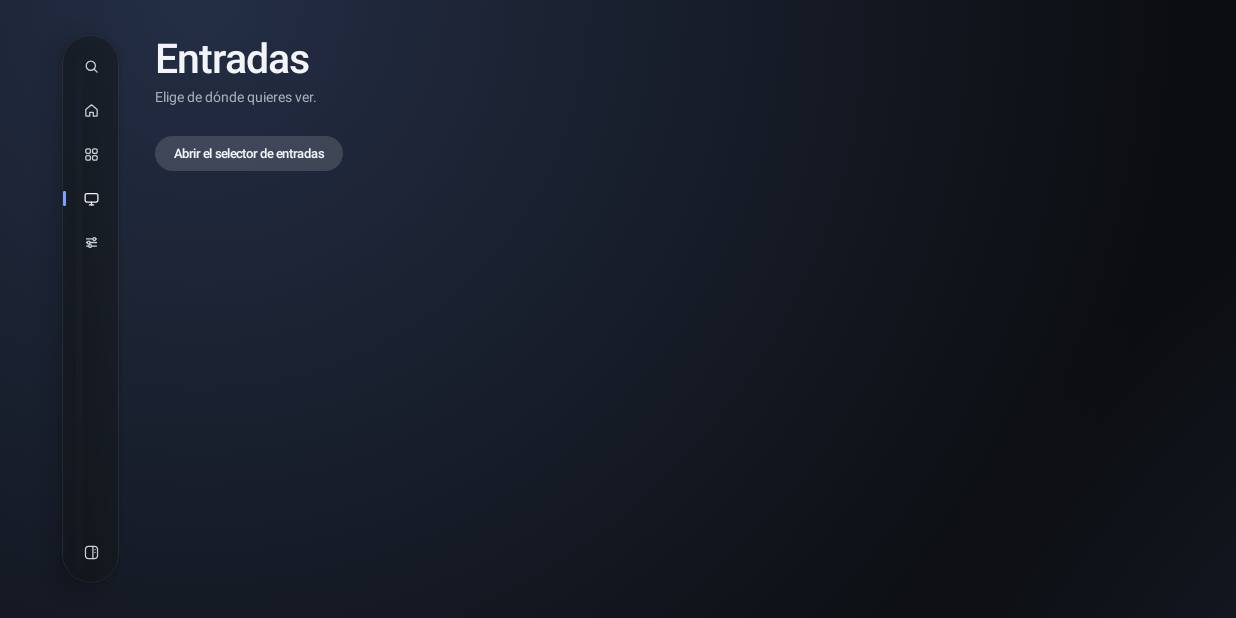
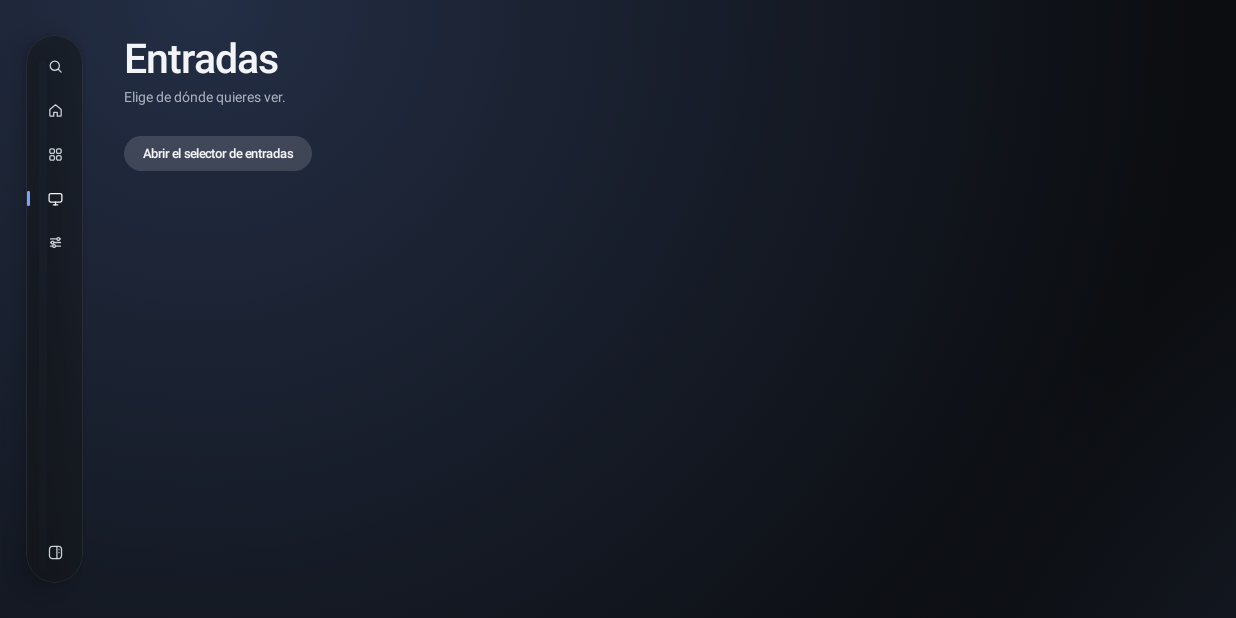
Before and after one commit to danielsacosta/tv-launcher, an Android app built with Jetpack Compose: the MainActivity screen opened directly, with no data from a screen before it, after a tap on "Entradas", on a phone screen of 824 x 412 dp (held sideways). Run offline under Robolectric (Android 15) with nearby library versions, the phone set to English and light mode, and no system bars; 3 other taps on this screen came first.

Commit message:
Menú lateral más cerca del borde izquierdo
El menú pasa de 96 a 40 px del borde y el contenido de 240 a 192 px, manteniendo
64 px de separación entre ambos. Los márgenes quedan en Layout para todas las vistas.

```diff
--- a/app/src/main/java/dev/tvlauncher/ui/AppsScreen.kt
+++ b/app/src/main/java/dev/tvlauncher/ui/AppsScreen.kt
@@ -67,9 +67,9 @@ fun AppsScreen(
     LaunchedEffect(menuFor) { if (menuFor != null) runCatching { menuFocus.requestFocus() } }
 
     AmbientBackground(accent) {
-        Rail(Screen.Apps, onNavigate, Modifier.padding(start = 96.dp, top = 54.dp, bottom = 54.dp))
+        Rail(Screen.Apps, onNavigate, Modifier.padding(start = Layout.RailStart, top = 54.dp, bottom = 54.dp))
         Column(
-            Modifier.fillMaxSize().padding(start = 240.dp, end = 96.dp, top = 54.dp, bottom = 54.dp),
+            Modifier.fillMaxSize().padding(start = Layout.ContentStart, end = 96.dp, top = 54.dp, bottom = 54.dp),
             verticalArrangement = Arrangement.spacedBy(36.dp),
         ) {
             Row(Modifier.fillMaxWidth(), horizontalArrangement = Arrangement.SpaceBetween, verticalAlignment = Alignment.Bottom) {
--- a/app/src/main/java/dev/tvlauncher/ui/HomeScreen.kt
+++ b/app/src/main/java/dev/tvlauncher/ui/HomeScreen.kt
@@ -156,7 +156,7 @@ fun HomeScreen(
         Rail(
             selected = Screen.Home,
             onSelect = onNavigate,
-            modifier = Modifier.padding(start = 96.dp, top = 54.dp, bottom = 54.dp),
+            modifier = Modifier.padding(start = Layout.RailStart, top = 54.dp, bottom = 54.dp),
         )
 
         // Velo suave detrás del reloj para que se lea sobre portadas claras.
@@ -189,11 +189,11 @@ fun HomeScreen(
                 if (hero.music?.live == true) onNavigate(Screen.NowPlaying)
                 else focusedApp?.let { onOpenApp(it.packageName) }
             },
-            modifier = Modifier.padding(start = 240.dp, top = 150.dp).width(900.dp),
+            modifier = Modifier.padding(start = Layout.ContentStart, top = 150.dp).width(900.dp),
         )
 
         Column(
-            Modifier.align(Alignment.BottomStart).padding(start = 240.dp, bottom = 56.dp),
+            Modifier.align(Alignment.BottomStart).padding(start = Layout.ContentStart, bottom = 56.dp),
             verticalArrangement = Arrangement.spacedBy(22.dp),
         ) {
             Text(
--- a/app/src/main/java/dev/tvlauncher/ui/InputsScreen.kt
+++ b/app/src/main/java/dev/tvlauncher/ui/InputsScreen.kt
@@ -78,9 +78,9 @@ fun InputsScreen(accent: Color, onNavigate: (Screen) -> Unit) {
     LaunchedEffect(Unit) { runCatching { first.requestFocus() } }
 
     AmbientBackground(accent) {
-        Rail(Screen.Inputs, onNavigate, Modifier.padding(start = 96.dp, top = 54.dp, bottom = 54.dp))
+        Rail(Screen.Inputs, onNavigate, Modifier.padding(start = Layout.RailStart, top = 54.dp, bottom = 54.dp))
         Column(
-            Modifier.fillMaxSize().padding(start = 240.dp, end = 96.dp, top = 54.dp),
+            Modifier.fillMaxSize().padding(start = Layout.ContentStart, end = 96.dp, top = 54.dp),
             verticalArrangement = Arrangement.spacedBy(48.dp),
         ) {
             Column(verticalArrangement = Arrangement.spacedBy(10.dp)) {
--- a/app/src/main/java/dev/tvlauncher/ui/SearchScreen.kt
+++ b/app/src/main/java/dev/tvlauncher/ui/SearchScreen.kt
@@ -59,9 +59,9 @@ fun SearchScreen(
     val matches = if (q.isEmpty()) emptyList() else apps.filter { it.label.contains(q, ignoreCase = true) }
 
     AmbientBackground(accent) {
-        Rail(Screen.Search, onNavigate, Modifier.padding(start = 96.dp, top = 54.dp, bottom = 54.dp))
+        Rail(Screen.Search, onNavigate, Modifier.padding(start = Layout.RailStart, top = 54.dp, bottom = 54.dp))
         Column(
-            Modifier.fillMaxSize().padding(start = 240.dp, end = 240.dp, top = 120.dp),
+            Modifier.fillMaxSize().padding(start = Layout.ContentStart, end = 240.dp, top = 120.dp),
             verticalArrangement = Arrangement.spacedBy(56.dp),
         ) {
             Row(verticalAlignment = Alignment.CenterVertically, horizontalArrangement = Arrangement.spacedBy(20.dp)) {
--- a/app/src/main/java/dev/tvlauncher/ui/SettingsScreen.kt
+++ b/app/src/main/java/dev/tvlauncher/ui/SettingsScreen.kt
@@ -46,9 +46,9 @@ fun SettingsScreen(
     LaunchedEffect(Unit) { runCatching { first.requestFocus() } }
 
     AmbientBackground(accent) {
-        Rail(Screen.Settings, onNavigate, Modifier.padding(start = 96.dp, top = 54.dp, bottom = 54.dp))
+        Rail(Screen.Settings, onNavigate, Modifier.padding(start = Layout.RailStart, top = 54.dp, bottom = 54.dp))
         Column(
-            Modifier.fillMaxSize().padding(start = 240.dp, end = 240.dp, top = 54.dp),
+            Modifier.fillMaxSize().padding(start = Layout.ContentStart, end = 240.dp, top = 54.dp),
             verticalArrangement = Arrangement.spacedBy(44.dp),
         ) {
             Text("Ajustes", color = Palette.Text, fontSize = 56.sp, fontWeight = FontWeight.Medium, letterSpacing = (-1.5).sp)
--- a/app/src/main/java/dev/tvlauncher/ui/Theme.kt
+++ b/app/src/main/java/dev/tvlauncher/ui/Theme.kt
@@ -25,6 +25,14 @@ object Palette {
     val Active = Color(0xEBF2F4F7)         // blanco al 92 %
     val Chip = Color(0x1AFFFFFF)
     val Accents = listOf(0xFF7AA2FF, 0xFFF2F4F7, 0xFF9BE3C4, 0xFFF5B971)
+}
+
+/** Márgenes horizontales compartidos por todas las vistas con menú lateral (en px del diseño). */
+object Layout {
+    /** Borde izquierdo del menú lateral. */
+    val RailStart = 40.dp
+    /** Donde empieza el contenido: 64 px después del menú (40 + 88 de ancho + 64). */
+    val ContentStart = 192.dp
 }
 
 /** Color de acento elegido en Ajustes, disponible en toda la interfaz. */
```
